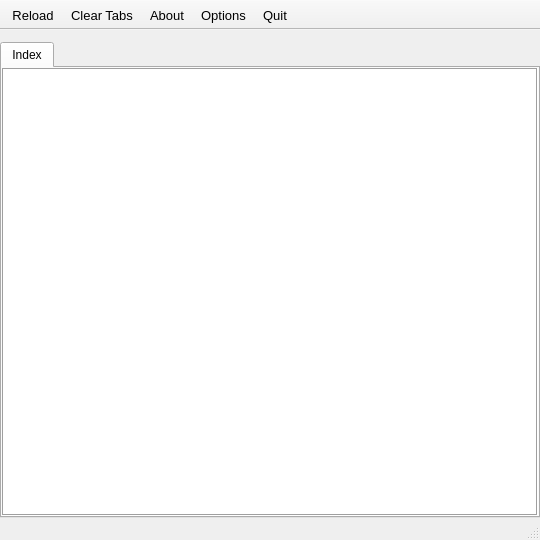
Qt form main.ui (probonopd/manpager) before a commit.
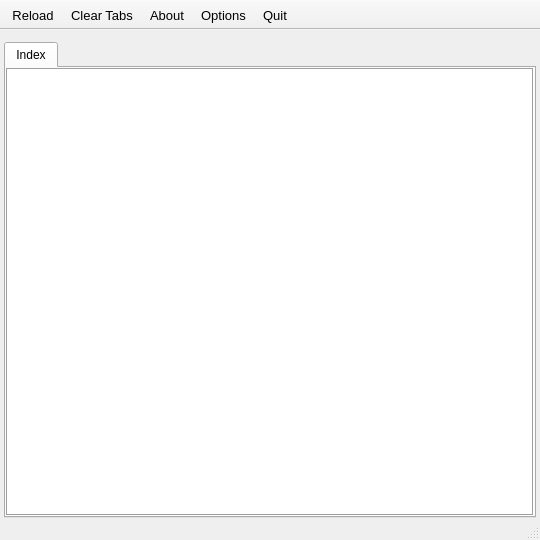
The same form after that commit. Icons and pictures are not drawn.

Patch:
```diff
--- a/main.ui
+++ b/main.ui
@@ -38,13 +38,13 @@
   <widget class="QWidget" name="centralwidget">
    <layout class="QGridLayout" name="gridLayout">
     <property name="leftMargin">
-     <number>0</number>
+     <number>4</number>
     </property>
     <property name="topMargin">
      <number>12</number>
     </property>
     <property name="rightMargin">
-     <number>0</number>
+     <number>4</number>
     </property>
     <property name="bottomMargin">
      <number>0</number>
@@ -84,12 +84,18 @@
             <property name="frameShape">
              <enum>QFrame::Box</enum>
             </property>
+            <property name="frameShadow">
+             <enum>QFrame::Sunken</enum>
+            </property>
             <property name="dragDropOverwriteMode">
              <bool>false</bool>
             </property>
             <property name="alternatingRowColors">
              <bool>true</bool>
             </property>
+            <property name="gridStyle">
+             <enum>Qt::SolidLine</enum>
+            </property>
             <attribute name="horizontalHeaderShowSortIndicator" stdset="0">
              <bool>true</bool>
             </attribute>
```
